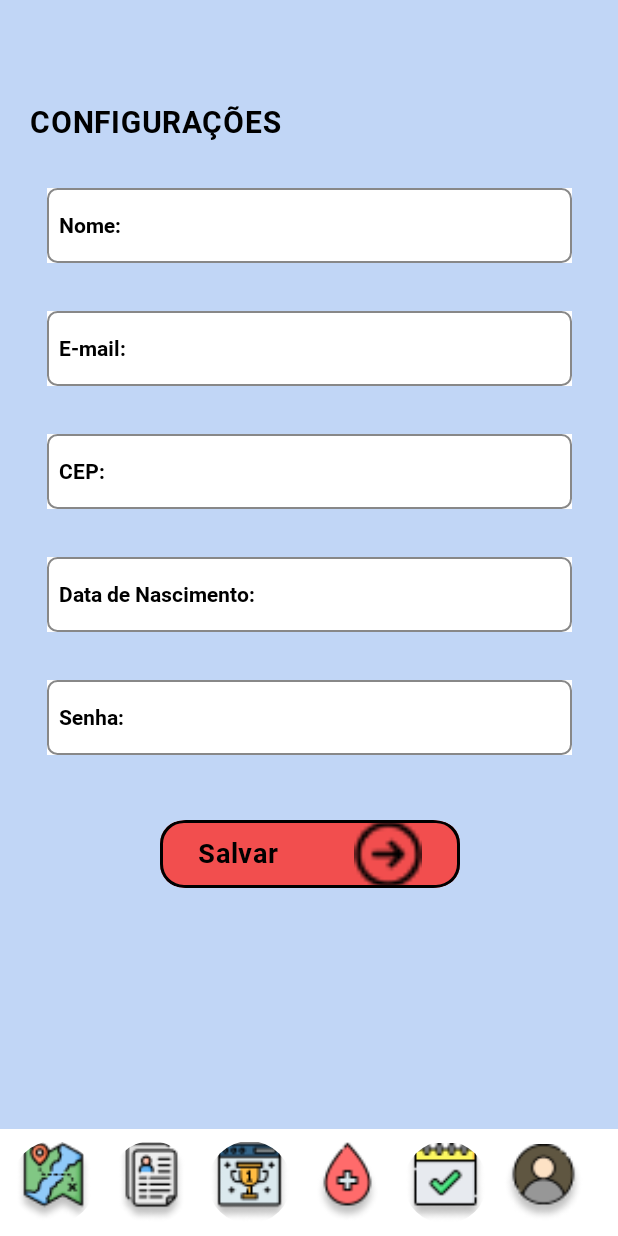
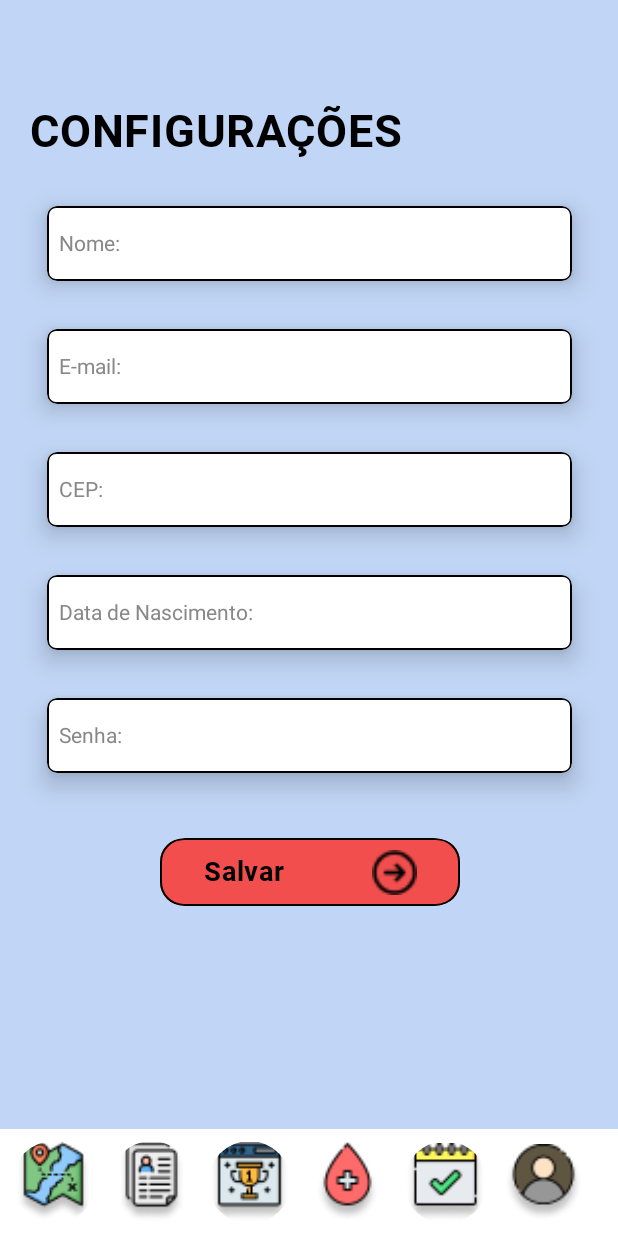
Before and after one commit to MEDVITAE/Mobile, an Android app built with Jetpack Compose: the Configuracao screen opened through its navigation route, on a phone screen of 412 x 824 dp. Run offline under Robolectric (Android 15) with nearby library versions, the phone set to English and light mode, and no system bars.

Commit message:
Atualização tela configuracao

```diff
--- a/app/build.gradle.kts
+++ b/app/build.gradle.kts
@@ -63,6 +63,7 @@ dependencies {
     implementation("androidx.compose.ui:ui-graphics")
     implementation("androidx.compose.ui:ui-tooling-preview")
     implementation("androidx.compose.material3:material3")
+    implementation("androidx.navigation:navigation-runtime-ktx:2.7.7")
     testImplementation("junit:junit:4.13.2")
     androidTestImplementation("androidx.test.ext:junit:1.1.5")
     androidTestImplementation("androidx.test.espresso:espresso-core:3.5.1")
--- a/app/src/main/java/com/example/vitaeapp/ConfiguracaoActivity.kt
+++ b/app/src/main/java/com/example/vitaeapp/ConfiguracaoActivity.kt
@@ -28,7 +28,9 @@ import androidx.compose.runtime.mutableStateOf
 import androidx.compose.runtime.remember
 import androidx.compose.ui.Alignment
 import androidx.compose.ui.Modifier
+import androidx.compose.ui.draw.shadow
 import androidx.compose.ui.graphics.Color
+import androidx.compose.ui.modifier.modifierLocalMapOf
 import androidx.compose.ui.platform.LocalContext
 import androidx.compose.ui.res.colorResource
 import androidx.compose.ui.res.painterResource
@@ -63,7 +65,7 @@ fun TelaDeConfiguracao(navController: NavHostController) {
             dataNasc.value = it
         }
         CampoDeEntrada(label = "Senha:", valor = senha.value) { senha.value = it }
-        BotaoSalvar(valor = "Salvar"){
+        BotaoSalvar(valor = "Salvar") {
             navController.navigate("Perfil")
         }
         Spacer(modifier = Modifier.height(16.dp))
@@ -74,7 +76,7 @@ fun TelaDeConfiguracao(navController: NavHostController) {
 fun AtributoUsuarioConfig(valor: String, paddingTop: Int, paddingBottom: Int) {
     Column(Modifier.fillMaxWidth(), horizontalAlignment = Alignment.Start) {
         Text(
-            valor, fontSize = 20.sp, fontFamily = fontRobotoBold, modifier =
+            valor, fontSize = 30.sp, fontFamily = fontRobotoBold, modifier =
             Modifier.padding(
                 top = paddingTop.dp,
                 start = 20.dp,
@@ -89,8 +91,9 @@ fun AtributoUsuarioConfig(valor: String, paddingTop: Int, paddingBottom: Int) {
 fun CampoDeEntrada(label: String, valor: String, onValueChange: (String) -> Unit) {
     Column(
         modifier = Modifier.padding(8.dp),
-        verticalArrangement = Arrangement.Center
-    ) {
+        verticalArrangement = Arrangement.Center,
+
+        ) {
         var isHintVisible = valor.isEmpty()
 
         BasicTextField(
@@ -99,31 +102,36 @@ fun CampoDeEntrada(label: String, valor: String, onValueChange: (String) -> Unit
                 onValueChange(it)
                 isHintVisible = it.isEmpty()
             },
-            textStyle = TextStyle(fontFamily = Rowdies, color = Color.Black),
+            textStyle = TextStyle(fontFamily = Rowdies, color = Color.Black, fontSize = 16.sp),
             singleLine = true,
             decorationBox = { innerTextField ->
                 Box(
                     modifier = Modifier
                         .width(350.dp)
                         .height(50.dp)
-                        .background(Color.White)
-                        .border(1.dp, Color.Gray, shape = RoundedCornerShape(7.dp)),
+                        .background(Color.White, shape = RoundedCornerShape(7.dp))
+                        .border(1.2.dp, Color.Black, RoundedCornerShape(6.dp)),
                     contentAlignment = Alignment.CenterStart
                 ) {
-                    Column {
-                        if (isHintVisible) {
+                    Box(
+                        modifier = Modifier.fillMaxSize(),
+                        contentAlignment = Alignment.CenterStart
+                    ) {
+                        if (!isHintVisible) {
+                            innerTextField()
+                        } else {
                             Text(
-                                fontFamily = fontRobotoBold,
                                 text = label,
-                                style = TextStyle(color = Color.Black),
+                                style = TextStyle(color = Color.Gray),
                                 modifier = Modifier.padding(start = 8.dp)
                             )
                         }
-//                        innerTextField()
                     }
                 }
             },
-            modifier = Modifier.padding(8.dp)
+            modifier = Modifier
+                .padding(8.dp)
+                .shadow(10.dp, shape = RoundedCornerShape(7.dp))
         )
     }
 }
@@ -154,7 +162,7 @@ fun BotaoSalvar(valor: String, onClick: () -> Unit) {
                     )
                     .border(
                         color = Color.Black,
-                        width = 2.dp,
+                        width = 1.dp,
                         shape = RoundedCornerShape(16.dp)
                     ),
                 horizontalArrangement = Arrangement.SpaceAround,
@@ -167,7 +175,7 @@ fun BotaoSalvar(valor: String, onClick: () -> Unit) {
                     painter = painterResource(id = R.mipmap.seta_direita),
                     contentDescription = null,
                     modifier = Modifier
-                        .size(45.dp)
+                        .size(30.dp)
                 )
             }
         }
```
Also changed, not shown: app/src/main/java/com/example/vitaeapp/Configuracao.kt (+5 -5 lines), 1 other file.
